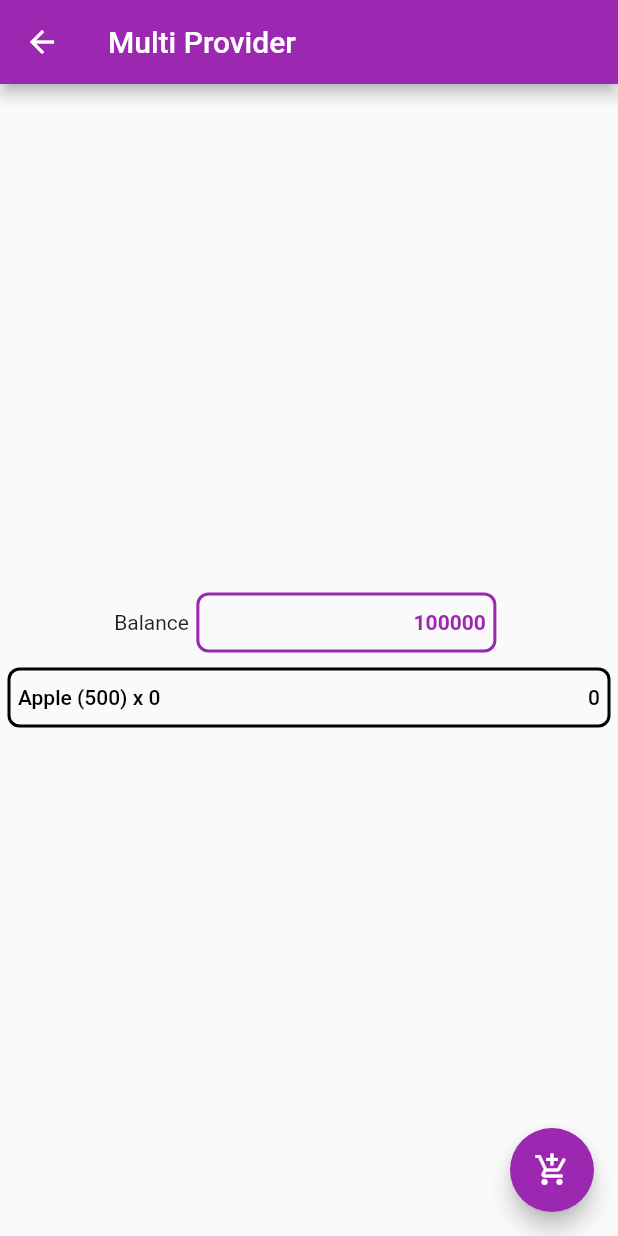
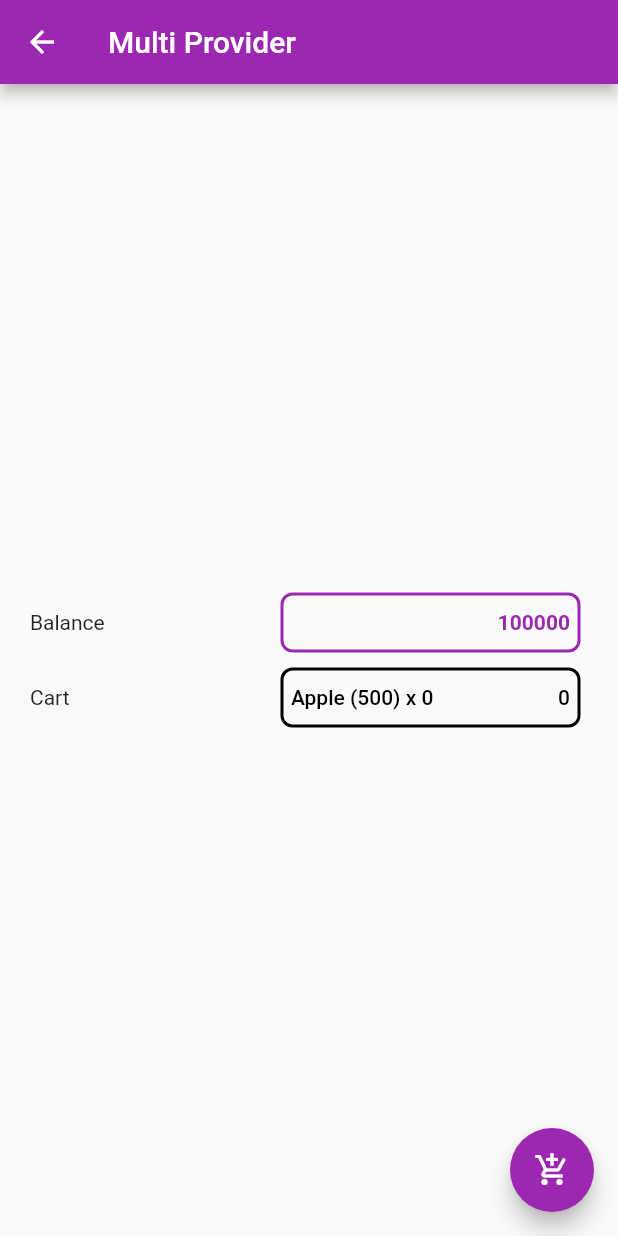
Before and after one commit to Subarkah7/mastering-flutter, a Flutter app: the screen it shows after launch, after a tap on "MASUK", after a tap on "Multi Provider State Management", on a phone screen of 412 x 824 dp. Run offline on Flutter 3.47's test engine with Material 2 defaults, Android fonts, the phone set to English and light mode, and no system bars.

Commit message:
refactoring code

```diff
--- a/lib/bloc_state.dart
+++ b/lib/bloc_state.dart
@@ -37,12 +37,14 @@ class _BlocWithoutLibraryState extends State<BlocWithoutLibrary> {
         mainAxisAlignment: MainAxisAlignment.end,
         children: [
           FloatingActionButton(
+              heroTag: 'colorButton1',
               backgroundColor: Colors.amber,
               onPressed: () {
                 bloc.eventSink.add(ColorEvent.to_ember);
               }),
           SizedBox(width: 10),
           FloatingActionButton(
+            heroTag: 'colorButton2',
             onPressed: () {
               bloc.eventSink.add(ColorEvent.to_light_blue);
             },
--- a/lib/login_page.dart
+++ b/lib/login_page.dart
@@ -7,6 +7,7 @@ class LoginPage extends StatelessWidget {
     return Scaffold(
       body: Center(
         child: MaterialButton(
+          color: Colors.lightBlue,
           child: Text("MASUK"),
           onPressed: () {
             Navigator.pushReplacement(context,
--- a/lib/multi_provider.dart
+++ b/lib/multi_provider.dart
@@ -17,6 +17,7 @@ class MultiProviderState extends StatelessWidget {
         floatingActionButton: Consumer<Money>(
           builder: (context, money, _) => Consumer<Cart>(
             builder: (context, cart, _) => FloatingActionButton(
+              heroTag: 'btnCart',
               onPressed: () {
                 if (money.balance >= 500) {
                   cart.quantity += 1;
@@ -35,11 +36,13 @@ class MultiProviderState extends StatelessWidget {
           title: Text("Multi Provider"),
         ),
         body: Center(
+          child: Padding(
+            padding: const EdgeInsets.all(20.0),
             child: Column(
               mainAxisAlignment: MainAxisAlignment.center,
               children: [
                 Row(
-                mainAxisAlignment: MainAxisAlignment.center,
+                  mainAxisAlignment: MainAxisAlignment.spaceBetween,
                   children: [
                     Text(
                       "Balance",
@@ -66,8 +69,13 @@ class MultiProviderState extends StatelessWidget {
                     )
                   ],
                 ),
+                Row(
+                  mainAxisAlignment: MainAxisAlignment.spaceBetween,
+                  children: [
+                    Text("Cart"),
                     Container(
                       height: 40,
+                      width: 200,
                       margin: EdgeInsets.all(5),
                       padding: EdgeInsets.all(5),
                       decoration: BoxDecoration(
@@ -82,19 +90,24 @@ class MultiProviderState extends StatelessWidget {
                               Text(
                                 "Apple (500) x " + cart.quantity.toString(),
                                 style: TextStyle(
-                              color: Colors.black, fontWeight: FontWeight.w500),
+                                    color: Colors.black,
+                                    fontWeight: FontWeight.w500),
                               ),
                               Text(
                                 (500 * cart.quantity).toString(),
                                 style: TextStyle(
-                              color: Colors.black, fontWeight: FontWeight.w500),
+                                    color: Colors.black,
+                                    fontWeight: FontWeight.w500),
                               ),
                             ],
                           ),
                         ),
                       ),
+                    ),
+                  ],
                 )
               ],
+            ),
           ),
         ),
       ),
```
Lines whose indentation alone changed are shown as unchanged.
